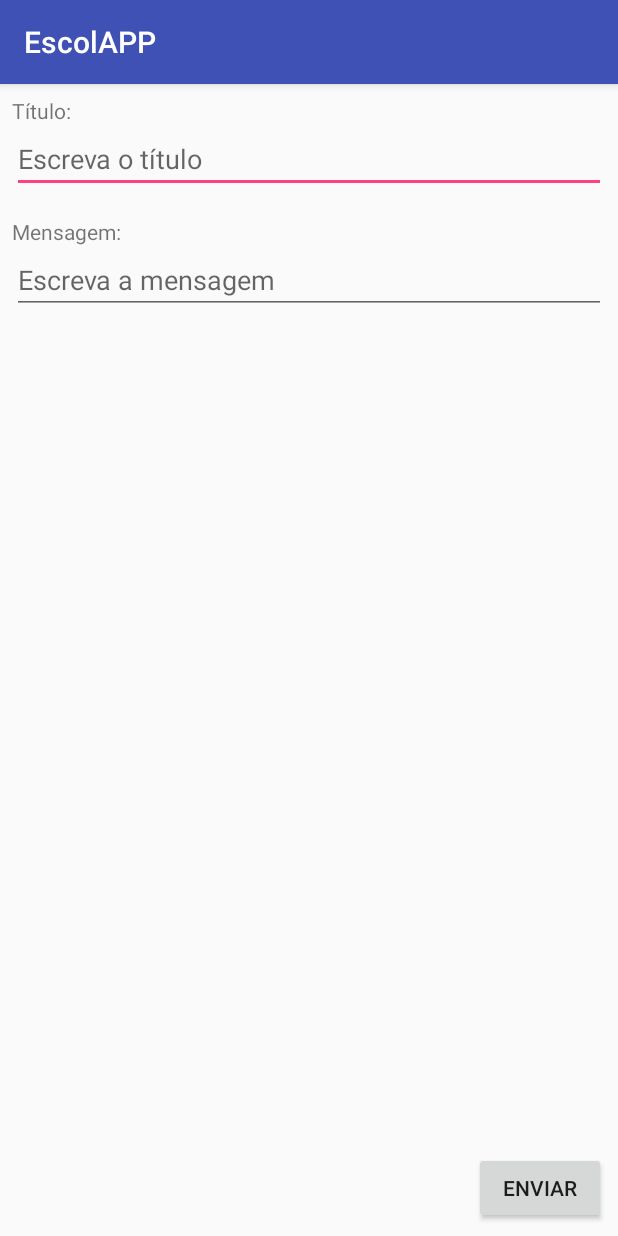
After one commit to batutista/EscolAPPv2, an Android app: the Reclamacao screen opened directly, with no data from a screen before it, on a phone screen of 412 x 824 dp. The commit adds this screen. Run offline under Robolectric (Android 15) with nearby library versions, the phone set to English and light mode, and no system bars; 1 statement that could not run was skipped.

Commit message:
Adicionado nova atividade (Reclamacao).

```diff
--- a/app/build.gradle
+++ b/app/build.gradle
@@ -53,4 +53,5 @@ dependencies {
 
 
 
+
 apply plugin: 'com.google.gms.google-services'
--- a/app/src/main/AndroidManifest.xml
+++ b/app/src/main/AndroidManifest.xml
@@ -75,7 +75,8 @@
             android:name=".Atividades.ListaEscolas"
             android:label="Lista de Escolas" />
         <activity android:name=".Atividades.EditarPerfil" />
-        <activity android:name=".Atividades.MostraEscola"></activity>
+        <activity android:name=".Atividades.MostraEscola" />
+        <activity android:name=".Atividades.Reclamacao"></activity>
     </application>
 
 </manifest>
--- a/app/src/main/java/br/com/italoqueiroz/escolapp/Atividades/ListaEscolas.java
+++ b/app/src/main/java/br/com/italoqueiroz/escolapp/Atividades/ListaEscolas.java
@@ -114,8 +114,10 @@ public class ListaEscolas extends AppCompatActivity implements ClickRecyclerView
 
         Intent intent = new Intent(ListaEscolas.this, MostraEscola.class);
         Bundle bundle = new Bundle();
-        bundle.putString("nome_escola", escola.getNome());
-        bundle.putString("email_escola", escola.getEmail());
+        bundle.putString("nome", escola.getNome());
+        bundle.putString("email", escola.getEmail());
+        bundle.putFloat("latitude", escola.getLatitude());
+        bundle.putFloat("longitude", escola.getLongitude());
         intent.putExtras(bundle);
         startActivity(intent);
 
--- /dev/null
+++ b/app/src/main/java/br/com/italoqueiroz/escolapp/Atividades/Reclamacao.java
@@ -0,0 +1,60 @@
+package br.com.italoqueiroz.escolapp.Atividades;
+
+import android.content.Intent;
+import android.net.Uri;
+import android.support.v4.app.ShareCompat;
+import android.support.v7.app.AppCompatActivity;
+import android.os.Bundle;
+import android.view.View;
+import android.widget.Button;
+import android.widget.EditText;
+
+import br.com.italoqueiroz.escolapp.R;
+
+public class Reclamacao extends AppCompatActivity {
+
+    private  String email;
+
+    @Override
+    protected void onCreate(Bundle savedInstanceState) {
+        super.onCreate(savedInstanceState);
+        setContentView(R.layout.activity_reclamacao);
+
+        Intent intent = getIntent();
+        Bundle bundle = intent.getExtras();
+
+        email = bundle.getString("email");
+
+
+        Button enviarReclamacao = (Button)findViewById(R.id.reclamacao_enviar);
+        enviarReclamacao.setOnClickListener(new View.OnClickListener() {
+            @Override
+            public void onClick(View v) {
+
+
+
+                EditText tituloReclamacao = (EditText)findViewById(R.id.reclamacao_titulo);
+                EditText mensagemReclamacao = (EditText)findViewById(R.id.reclamacao_mensagem);
+
+
+
+
+
+
+
+                Intent intentEnviarEmail = new Intent(Intent.ACTION_SENDTO);
+                intentEnviarEmail.setData(Uri.parse("mailto:" + email));
+                intentEnviarEmail.putExtra(Intent.EXTRA_SUBJECT, tituloReclamacao.getText().toString());
+                intentEnviarEmail.putExtra(Intent.EXTRA_TEXT, mensagemReclamacao.getText().toString());
+                //intentEnviarEmail.putExtra(Intent.EXTRA_EMAIL, email.toString());
+                //intentEnviarEmail.setData(Uri.parse("mailto:" + email));
+                //intentEnviarEmail.addFlags(Intent.FLAG_ACTIVITY_NEW_TASK);
+                startActivity(Intent.createChooser(intentEnviarEmail, "Send Email"));
+            }
+        });
+
+
+
+
+    }
+}
--- a/app/src/main/res/layout/activity_mostra_escola.xml
+++ b/app/src/main/res/layout/activity_reclamacao.xml
@@ -4,41 +4,49 @@
     xmlns:tools="http://schemas.android.com/tools"
     android:layout_width="match_parent"
     android:layout_height="match_parent"
-    android:orientation="vertical"
-    tools:context="br.com.italoqueiroz.escolapp.Atividades.MostraEscola"
+    tools:context="br.com.italoqueiroz.escolapp.Atividades.Reclamacao"
     android:layout_margin="8dp">
+
     <LinearLayout
         android:layout_width="match_parent"
         android:layout_height="wrap_content"
         android:orientation="vertical">
 
         <TextView
-            android:id="@+id/mostra_escola_nome"
             android:layout_width="match_parent"
             android:layout_height="wrap_content"
-            android:layout_marginBottom="4dp"
-            android:hint="Nome da escola"/>
+            android:text="Título:"/>
+
+        <EditText
+            android:id="@+id/reclamacao_titulo"
+            android:layout_width="match_parent"
+            android:layout_height="wrap_content"
+            android:hint="Escreva o título"
+            android:layout_marginBottom="16dp"/>
 
         <TextView
-            android:id="@+id/mostra_escola_email"
             android:layout_width="match_parent"
             android:layout_height="wrap_content"
-            android:hint="Email da escola"/>
+            android:text="Mensagem:"/>
+        <EditText
+            android:id="@+id/reclamacao_mensagem"
+            android:layout_width="match_parent"
+            android:layout_height="wrap_content"
+            android:hint="Escreva a mensagem"/>
 
-        <Button
-            android:id="@+id/butao_localizacao"
-            android:layout_width="wrap_content"
-            android:layout_height="wrap_content"
-            android:text="Ver Localização"/>
 
-        <Button
-            android:id="@+id/butao_enviar_reclamacao"
-            android:layout_width="wrap_content"
-            android:layout_height="wrap_content"
-            android:text="Enviar Reclamação"/>
+
 
 
     </LinearLayout>
 
+    <Button
+        android:id="@+id/reclamacao_enviar"
+        android:layout_width="wrap_content"
+        android:layout_height="wrap_content"
+        android:layout_alignParentRight="true"
+        android:layout_alignParentBottom="true"
+        android:text="Enviar"/>
+
 
 </RelativeLayout>
```
Also changed, not shown: app/src/main/java/br/com/italoqueiroz/escolapp/Atividades/MapasEscolas.java (+18 -2 lines), app/src/main/java/br/com/italoqueiroz/escolapp/Atividades/MostraEscola.java (+45 -2 lines).
